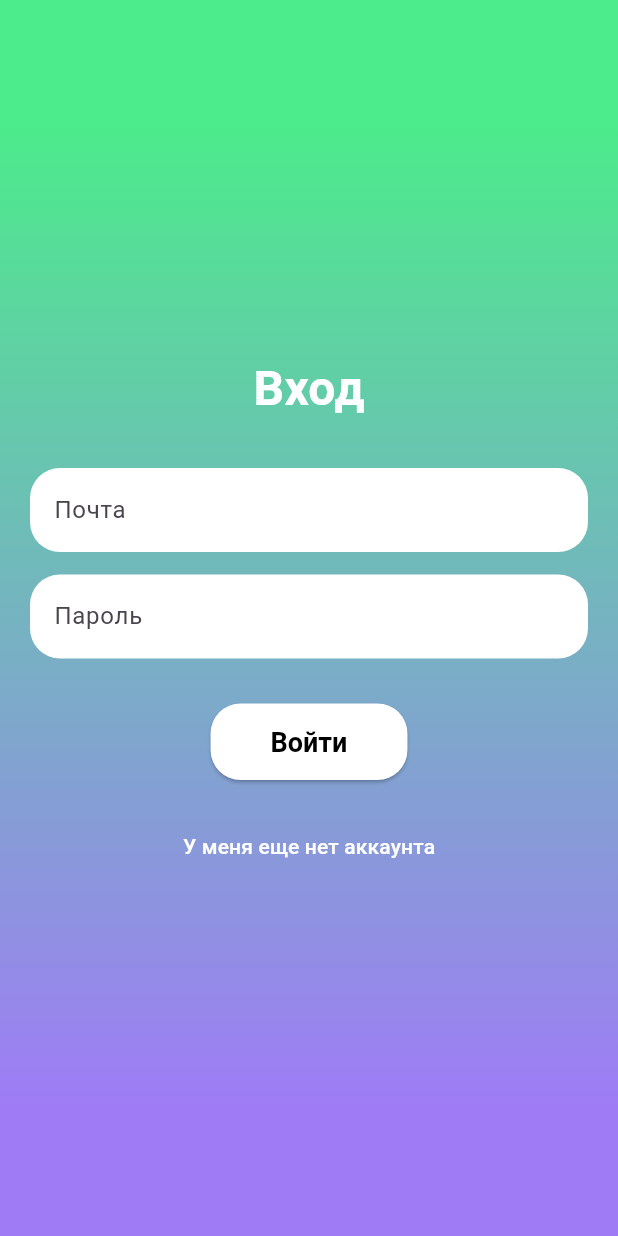
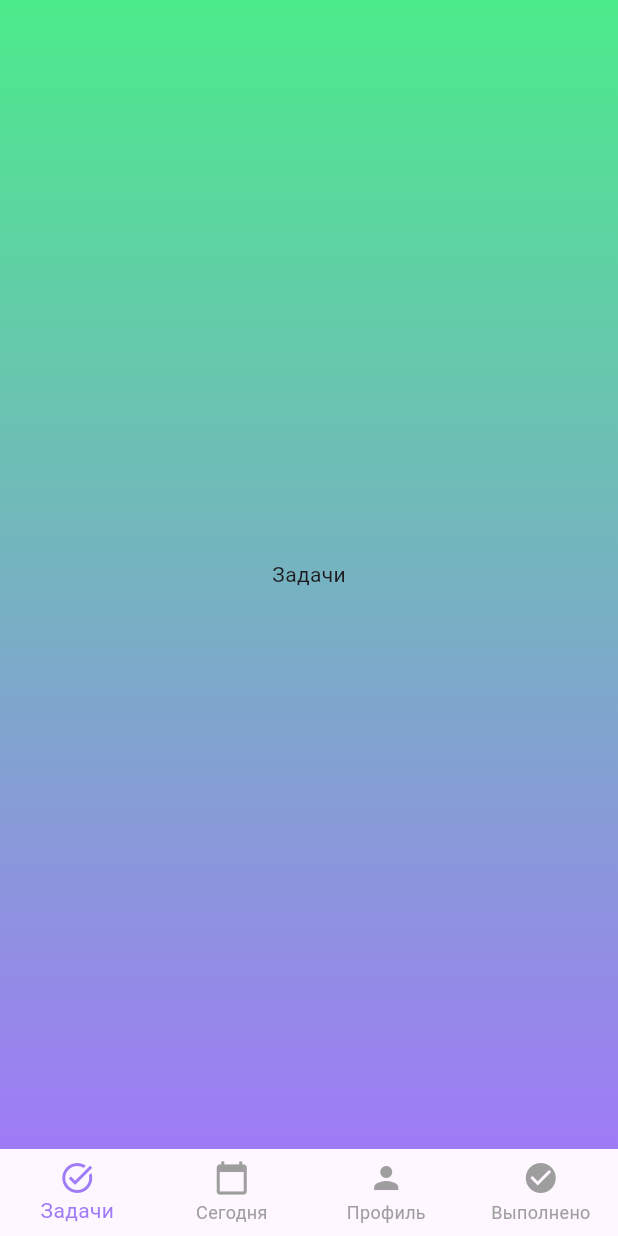
Before and after one commit to i-am-helen/dodiddone, a Flutter app: the screen it shows after launch, after a tap on "Войти", on a phone screen of 412 x 824 dp. Run offline on Flutter 3.47's test engine with Material 3 defaults, Android fonts, the phone set to English and light mode, and no system bars.

Commit message:
main_page

```diff
--- a/lib/pages/login_page.dart
+++ b/lib/pages/login_page.dart
@@ -1,3 +1,4 @@
+import 'package:dodiddone/pages/main_page.dart';
 import 'package:flutter/material.dart';
 
 class LoginPage extends StatefulWidget {
@@ -85,7 +86,12 @@ class _LoginPageState extends State<LoginPage> {
                 ),
               const SizedBox(height: 30),
               ElevatedButton(
-                onPressed: () {},
+                onPressed: () {
+                  Navigator.pushReplacement(
+                      context,
+                      MaterialPageRoute(
+                          builder: (context) => const MainPage()));
+                },
                 style: ElevatedButton.styleFrom(
                   backgroundColor: Colors.white,
                   padding: const EdgeInsets.symmetric(
--- /dev/null
+++ b/lib/pages/main_page.dart
@@ -0,0 +1,79 @@
+import 'package:flutter/material.dart';
+import 'package:dodiddone/theme/theme.dart'; // Импортируем тему
+
+class MainPage extends StatefulWidget {
+  const MainPage({Key? key}) : super(key: key);
+
+  @override
+  State<MainPage> createState() => _MainPageState();
+}
+
+class _MainPageState extends State<MainPage> {
+  int _selectedIndex = 0;
+
+  static const List<Widget> _widgetOptions = <Widget>[
+    Text('Задачи'),
+    Text('Сегодня'),
+    Text('Профиль'),
+    Text('Выполнено'),
+  ];
+
+  void _onItemTapped(int index) {
+    setState(() {
+      _selectedIndex = index;
+    });
+  }
+
+  @override
+  Widget build(BuildContext context) {
+    return Scaffold(
+      extendBodyBehindAppBar: true,
+      appBar: AppBar(
+        backgroundColor: Colors.transparent, // Прозрачный AppBar
+        elevation: 0, // Убираем тень
+      ),
+      body: Container( // Добавляем Container для градиента
+        decoration: BoxDecoration(
+          gradient: LinearGradient(
+            begin: Alignment.topCenter,
+            end: Alignment.bottomCenter,
+            colors: [
+              DoDidDoneTheme.lightTheme.colorScheme.secondary, // Вторичный цвет
+              DoDidDoneTheme.lightTheme.colorScheme.primary, // Основной цвет
+            ],
+          ),
+        ),
+        child: Center(
+          child: _widgetOptions.elementAt(_selectedIndex),
+        ),
+      ),
+      bottomNavigationBar: BottomNavigationBar(
+        backgroundColor: Colors.transparent, // Прозрачный BottomNavigationBar
+        elevation: 0, // Убираем тень
+        type: BottomNavigationBarType.fixed, // Устанавливаем тип BottomNavigationBar
+        selectedItemColor: Theme.of(context).colorScheme.primary, // Основной цвет для выбранного элемента
+        unselectedItemColor: Colors.grey, // Серый цвет для невыбранных элементов
+        items: const <BottomNavigationBarItem>[
+          BottomNavigationBarItem(
+            icon: Icon(Icons.task_alt),
+            label: 'Задачи',
+          ),
+          BottomNavigationBarItem(
+            icon: Icon(Icons.calendar_today),
+            label: 'Сегодня',
+          ),
+          BottomNavigationBarItem(
+            icon: Icon(Icons.person),
+            label: 'Профиль',
+          ),
+          BottomNavigationBarItem(
+            icon: Icon(Icons.check_circle),
+            label: 'Выполнено',
+          ),
+        ],
+        currentIndex: _selectedIndex,
+        onTap: _onItemTapped,
+      ),
+    );
+  }
+}
```
